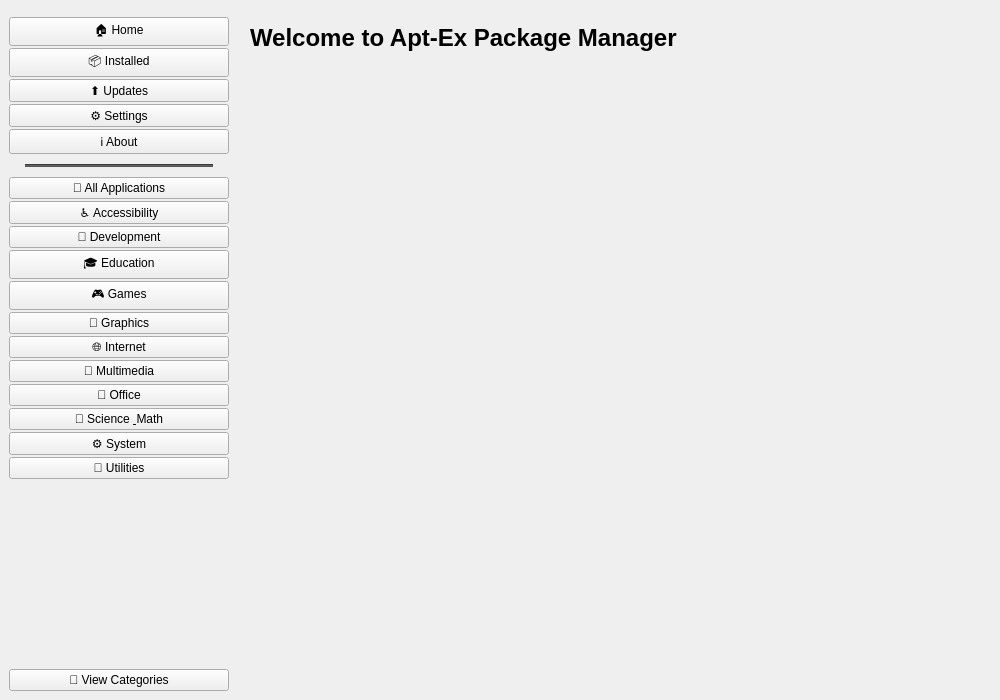
anocweb/apt-ex-package-manager, file src/ui/windows/main_window.ui: the form before one commit.
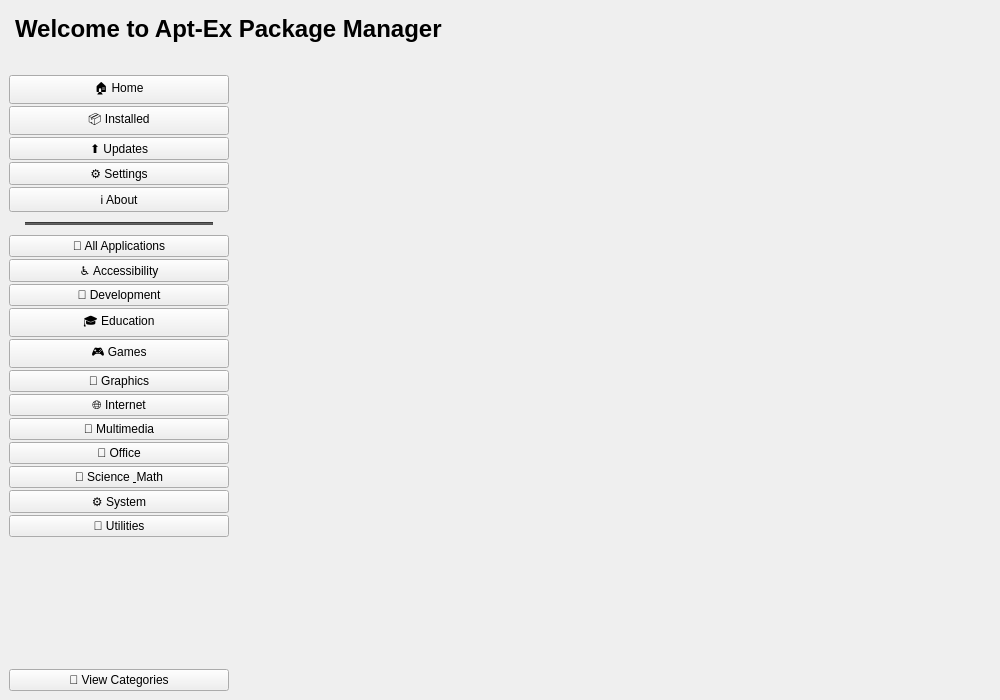
The form after the commit.

Commit message:
Add Qt palette color cheatsheet
- HTML reference showing light and dark theme colors
- Visual swatches with hex codes for all palette roles
- Usage examples for stylesheets
- Common use cases for each color role
- Located in docs/qt-palette-cheatsheet.html

```diff
--- a/src/ui/windows/main_window.ui
+++ b/src/ui/windows/main_window.ui
@@ -20,7 +20,96 @@
    <string>Apt-Ex Package Manager</string>
   </property>
   <widget class="QWidget" name="centralwidget">
-   <layout class="QHBoxLayout" name="horizontalLayout">
+   <layout class="QVBoxLayout" name="mainVerticalLayout">
+    <property name="spacing">
+     <number>0</number>
+    </property>
+    <property name="leftMargin">
+     <number>0</number>
+    </property>
+    <property name="topMargin">
+     <number>0</number>
+    </property>
+    <property name="rightMargin">
+     <number>0</number>
+    </property>
+    <property name="bottomMargin">
+     <number>0</number>
+    </property>
+    <item>
+     <widget class="QWidget" name="headerWidget" native="true">
+      <property name="maximumSize">
+       <size>
+        <width>16777215</width>
+        <height>65</height>
+       </size>
+      </property>
+      <property name="styleSheet">
+       <string></string>
+      </property>
+      <layout class="QHBoxLayout" name="headerLayout">
+       <property name="leftMargin">
+        <number>15</number>
+       </property>
+       <property name="topMargin">
+        <number>15</number>
+       </property>
+       <property name="rightMargin">
+        <number>15</number>
+       </property>
+       <property name="bottomMargin">
+        <number>15</number>
+       </property>
+       <item>
+        <widget class="QLabel" name="pageTitle">
+         <property name="text">
+          <string>Welcome to Apt-Ex Package Manager</string>
+         </property>
+         <property name="styleSheet">
+          <string>font-size: 24px; font-weight: bold;</string>
+         </property>
+        </widget>
+       </item>
+       <item>
+        <spacer name="headerSpacer">
+         <property name="orientation">
+          <enum>Qt::Horizontal</enum>
+         </property>
+         <property name="sizeHint" stdset="0">
+          <size>
+           <width>40</width>
+           <height>20</height>
+          </size>
+         </property>
+        </spacer>
+       </item>
+       <item>
+        <widget class="QWidget" name="contextActions" native="true">
+         <layout class="QHBoxLayout" name="contextActionsLayout">
+          <property name="spacing">
+           <number>5</number>
+          </property>
+          <property name="leftMargin">
+           <number>0</number>
+          </property>
+          <property name="topMargin">
+           <number>0</number>
+          </property>
+          <property name="rightMargin">
+           <number>0</number>
+          </property>
+          <property name="bottomMargin">
+           <number>0</number>
+          </property>
+         </layout>
+        </widget>
+       </item>
+      </layout>
+     </widget>
+    </item>
+    <item>
+     <widget class="QWidget" name="contentWrapper" native="true">
+      <layout class="QHBoxLayout" name="horizontalLayout">
     <item>
      <widget class="QWidget" name="sidebar" native="true">
       <property name="minimumSize">
@@ -270,77 +359,6 @@
        <property name="bottomMargin">
         <number>0</number>
        </property>
-       <item>
-        <widget class="QWidget" name="headerWidget" native="true">
-         <property name="maximumSize">
-          <size>
-           <width>16777215</width>
-           <height>65</height>
-          </size>
-         </property>
-         <property name="styleSheet">
-          <string></string>
-         </property>
-         <layout class="QHBoxLayout" name="headerLayout">
-          <property name="leftMargin">
-           <number>15</number>
-          </property>
-          <property name="topMargin">
-           <number>15</number>
-          </property>
-          <property name="rightMargin">
-           <number>15</number>
-          </property>
-          <property name="bottomMargin">
-           <number>15</number>
-          </property>
-          <item>
-           <widget class="QLabel" name="pageTitle">
-            <property name="text">
-             <string>Welcome to Apt-Ex Package Manager</string>
-            </property>
-            <property name="styleSheet">
-             <string>font-size: 24px; font-weight: bold;</string>
-            </property>
-           </widget>
-          </item>
-          <item>
-           <spacer name="headerSpacer">
-            <property name="orientation">
-             <enum>Qt::Horizontal</enum>
-            </property>
-            <property name="sizeHint" stdset="0">
-             <size>
-              <width>40</width>
-              <height>20</height>
-             </size>
-            </property>
-           </spacer>
-          </item>
-          <item>
-           <widget class="QWidget" name="contextActions" native="true">
-            <layout class="QHBoxLayout" name="contextActionsLayout">
-             <property name="spacing">
-              <number>5</number>
-             </property>
-             <property name="leftMargin">
-              <number>0</number>
-             </property>
-             <property name="topMargin">
-              <number>0</number>
-             </property>
-             <property name="rightMargin">
-              <number>0</number>
-             </property>
-             <property name="bottomMargin">
-              <number>0</number>
-             </property>
-            </layout>
-           </widget>
-          </item>
-         </layout>
-        </widget>
-       </item>
        <item>
         <widget class="QStackedWidget" name="contentStack">
          <property name="currentIndex">
@@ -348,6 +366,9 @@
          </property>
         </widget>
        </item>
+      </layout>
+     </widget>
+    </item>
       </layout>
      </widget>
     </item>
```
The commit also changes 1 other file.
